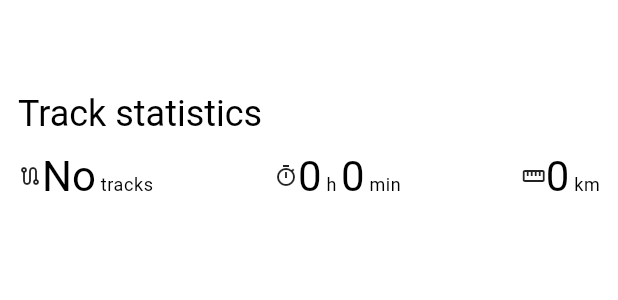
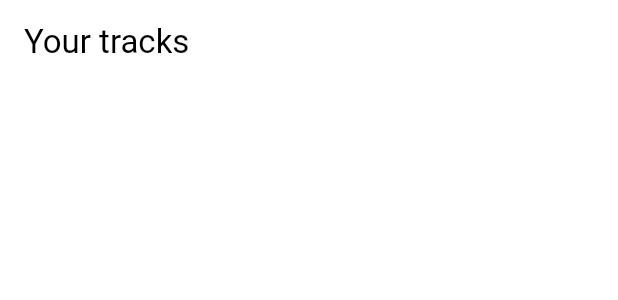
Before and after one commit to reedu-reengineering-education/sensebox-bike-flutter, a Flutter app: the TracksScreen widget shown alone on an empty page, opened directly, on a phone screen of 412 x 824 dp. Shown: the top 300 px of the screen. Run offline on Flutter 3.47's test engine with Material 3 defaults, Android fonts, the phone set to English and light mode, and no system bars; drawn by our look-alikes of sentry_flutter; our stand-ins replace app_links, cached_network_image, csv, device_info_plus, fl_chart, flutter_blue_plus and 9 more; missing offline and left inert: google_polyline_algorithm, mapbox_maps_flutter, mapbox_maps_flutter_draw, simplify, turf; accounts and stored records are empty; generated files the repository leaves out were written again; statements that could not run were skipped.

Commit message:
feat: remove stats from tracks screen

```diff
--- a/lib/l10n/app_de.arb
+++ b/lib/l10n/app_de.arb
@@ -195,6 +195,6 @@
     "generalConfirmation": "Bestätigung",
     "privacyPolicyAccept": "Ich habe die Datenschutzerklärung gelesen und stimme ihr zu.",
     "trackNoGeolocations": "Keine Geolokalisierungen für diesen Track verfügbar.",
-    "tracksAppBarTitle": "Trackstatistiken",
+    "tracksAppBarTitle": "Deine Tracks",
     "loadMore": "Mehr laden"
 }
--- a/lib/l10n/app_en.arb
+++ b/lib/l10n/app_en.arb
@@ -195,6 +195,6 @@
     "generalConfirmation": "Confirmation",
     "privacyPolicyAccept": "I have read and accept the Privacy Policy.",
     "trackNoGeolocations": "No geolocations available for this track.",
-    "tracksAppBarTitle": "Track statistics",
+    "tracksAppBarTitle": "Your tracks",
     "loadMore": "Load more"
 }
--- a/lib/l10n/app_pt.arb
+++ b/lib/l10n/app_pt.arb
@@ -195,6 +195,6 @@
     "generalConfirmation": "Confirmação",
     "privacyPolicyAccept": "Eu li e aceito a política de privacidade.",
     "trackNoGeolocations": "Nenhuma geolocalização disponível para este trajeto.",
-     "tracksAppBarTitle": "Estatísticas de Trajetos",
+     "tracksAppBarTitle": "Seus trajetos",
     "loadMore": "Carregar mais"
 }
--- a/lib/ui/screens/tracks_screen.dart
+++ b/lib/ui/screens/tracks_screen.dart
@@ -5,7 +5,6 @@ import 'package:sensebox_bike/services/error_service.dart';
 import 'package:flutter/material.dart';
 import 'package:sensebox_bike/services/isar_service.dart';
 import 'package:sensebox_bike/theme.dart';
-import 'package:sensebox_bike/ui/screens/tracks_screen/tracks_screen_header.dart';
 import 'package:sensebox_bike/ui/widgets/common/button_with_loader.dart';
 import 'package:sensebox_bike/ui/widgets/common/screen_wrapper.dart';
 import 'package:sensebox_bike/ui/widgets/track/track_list_item.dart';
@@ -123,34 +122,9 @@ class TracksScreenState extends State<TracksScreen> {
     final colorScheme = Theme.of(context).colorScheme;
 
     return ScreenWrapper(
+      title: localizations.tracksAppBarTitle,
       child: Column(
         children: [
-          FutureBuilder<List<TrackData>>(
-            future: _allTracksFuture,
-            builder: (context, snapshot) {
-              if (snapshot.connectionState == ConnectionState.waiting ||
-                  snapshot.hasError ||
-                  !snapshot.hasData) {
-                return const TracksScreenHeader(
-                  trackCount: 0,
-                  totalDuration: Duration.zero,
-                  totalDistance: 0.0,
-                );
-              } else {
-                final tracks = snapshot.data!;
-                final totalDuration = tracks.fold(
-                    Duration.zero, (prev, track) => prev + track.duration);
-                final totalDistance =
-                    tracks.fold(0.0, (prev, track) => prev + track.distance);
-
-                return TracksScreenHeader(
-                  trackCount: tracks.length,
-                  totalDuration: totalDuration,
-                  totalDistance: totalDistance,
-                );
-              }
-            },
-          ),
           Expanded(
             child: RefreshIndicator(
                 color: Theme.of(context).colorScheme.primaryFixedDim,
--- a/lib/ui/screens/tracks_screen/track_screen_header_item.dart
+++ /dev/null
@@ -1,70 +0,0 @@
-import 'package:flutter/material.dart';
-import 'package:sensebox_bike/theme.dart';
-
-class TracksScreenHeaderItem extends StatelessWidget {
-  final IconData icon;
-  final String? label;
-  final String? hours;
-  final String? minutes;
-
-  const TracksScreenHeaderItem({
-    required this.icon,
-    this.label,
-    this.hours,
-    this.minutes,
-    super.key,
-  });
-
-
-  @override
-  Widget build(BuildContext context) {
-    final theme = Theme.of(context).textTheme;
-
-    return Row(
-      children: [
-        Icon(icon, size: iconSizeLarge),
-        if (hours == null && minutes == null)
-          Row(
-            crossAxisAlignment: CrossAxisAlignment.end,
-            children: [
-              Text(
-                label!.split(' ')[0],
-                style: theme.headlineLarge?.copyWith(
-                  height: 1.0, // Remove extra line height
-                ),
-              ),
-              const SizedBox(width: spacing / 4),
-              Text(
-                label!.split(' ').sublist(1).join(' '),
-                style: theme.bodySmall
-              ),
-            ],
-          )
-        else
-        Row(
-          crossAxisAlignment: CrossAxisAlignment.end,
-          children: [
-            Text(
-              hours!.split(' ')[0],
-                style: theme.headlineLarge?.copyWith(
-                height: 1.0, // Remove extra line height
-              ),
-            ),
-            const SizedBox(width: spacing / 4),
-            Text(hours!.split(' ').sublist(1).join(' '), style: theme.bodySmall),
-            const SizedBox(width: spacing / 4),
-            Text(
-              minutes!.split(' ')[0],
-                style: theme.headlineLarge?.copyWith(
-                height: 1.0, // Remove extra line height
-              ),
-            ),
-            const SizedBox(width: spacing / 4),
-            Text(minutes!.split(' ').sublist(1).join(' '),
-                style: theme.bodySmall),
-          ],
-        ),
-      ],
-    );
-  }
-}
--- a/lib/ui/screens/tracks_screen/tracks_screen_header.dart
+++ /dev/null
@@ -1,60 +0,0 @@
-import 'package:flutter/material.dart';
-import 'package:flutter_gen/gen_l10n/app_localizations.dart';
-import 'package:sensebox_bike/theme.dart';
-import 'package:sensebox_bike/ui/screens/tracks_screen/track_screen_header_item.dart';
-
-class TracksScreenHeader extends StatelessWidget {
-  final int trackCount;
-  final Duration totalDuration;
-  final double totalDistance;
-
-  const TracksScreenHeader({
-    required this.trackCount,
-    required this.totalDuration,
-    required this.totalDistance,
-    super.key,
-  });
-
-  @override
-  Widget build(BuildContext context) {
-    final localizations = AppLocalizations.of(context)!;
-    final number = localizations.tracksAppBarSumTracks(trackCount);
-    final durationHrs =
-        localizations.generalTrackDurationHours(totalDuration.inHours);
-    final durationMins = localizations
-        .generalTrackDurationMins(totalDuration.inMinutes.remainder(60));
-    final distance =
-        localizations.generalTrackDistance(totalDistance.toStringAsFixed(0));
-
-    return Padding(
-        padding: const EdgeInsets.only(top: spacing * 4, bottom: spacing),
-        child: SizedBox(
-            width: double.infinity,
-            child: Column(
-              crossAxisAlignment: CrossAxisAlignment.start,
-              children: [
-                Text(
-                  localizations.tracksAppBarTitle,
-                  style: Theme.of(context).textTheme.headlineMedium,
-                ),
-                const SizedBox(height: spacing),
-                Row(
-                  mainAxisAlignment: MainAxisAlignment.spaceBetween,
-                  children: [
-                    TracksScreenHeaderItem(
-                        icon: Icons.route_outlined, label: number),
-                    TracksScreenHeaderItem(
-                      icon: Icons.timer_outlined,
-                      hours: durationHrs,
-                      minutes: durationMins,
-                    ),
-                    TracksScreenHeaderItem(
-                        icon: Icons.straighten_outlined, label: distance),
-                  ],
-                ),
-              ],
-            )
-        )
-    );
-  }
-}
--- a/lib/ui/widgets/common/screen_wrapper.dart
+++ b/lib/ui/widgets/common/screen_wrapper.dart
@@ -3,12 +3,14 @@ import 'package:sensebox_bike/theme.dart';
 
 class ScreenWrapper extends StatelessWidget {
   final Widget child;
+  final String? title;
 
-  const ScreenWrapper({super.key, required this.child});
+  const ScreenWrapper({super.key, required this.child, this.title});
 
   @override
   Widget build(BuildContext context) {
     return Scaffold(
+      appBar: AppBar(title: Text(title ?? '')),
       body: Padding(
         padding: const EdgeInsets.all(spacing),
         child: child,
```
